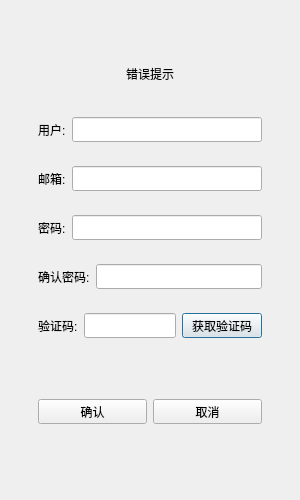
Before: the Qt Designer form Instant_messaging_project/registerdialog.ui in Buaichifanqie/Instant_messaging_project, drawn with Qt 5.
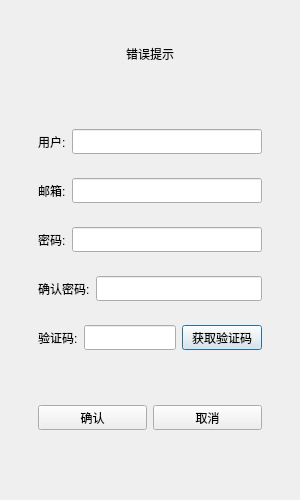
After: the same form once the commit is applied.

Patch:
```diff
--- a/Instant_messaging_project/registerdialog.ui
+++ b/Instant_messaging_project/registerdialog.ui
@@ -91,6 +91,19 @@
         </property>
         <widget class="QWidget" name="page">
          <layout class="QVBoxLayout" name="verticalLayout_3">
+          <item>
+           <spacer name="verticalSpacer_4">
+            <property name="orientation">
+             <enum>Qt::Vertical</enum>
+            </property>
+            <property name="sizeHint" stdset="0">
+             <size>
+              <width>20</width>
+              <height>40</height>
+             </size>
+            </property>
+           </spacer>
+          </item>
           <item>
            <widget class="QWidget" name="horizontalWidget" native="true">
             <layout class="QHBoxLayout" name="horizontalLayout">
```
Left out of the diff: 2 changed lines with no effect on the pictures.
